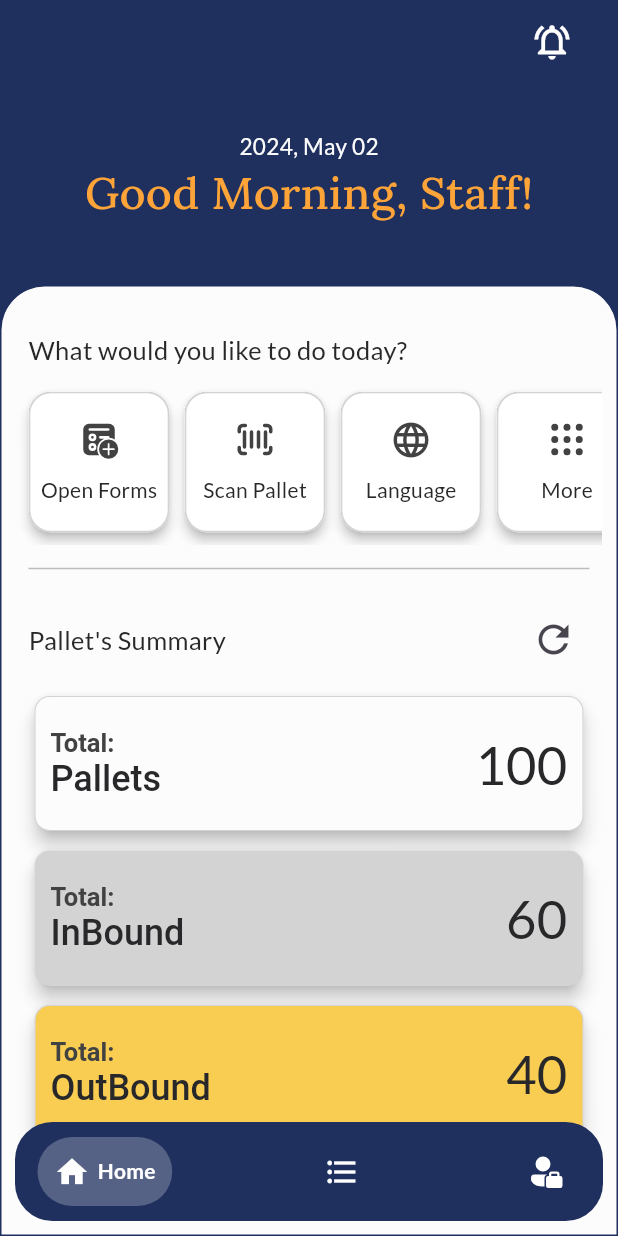
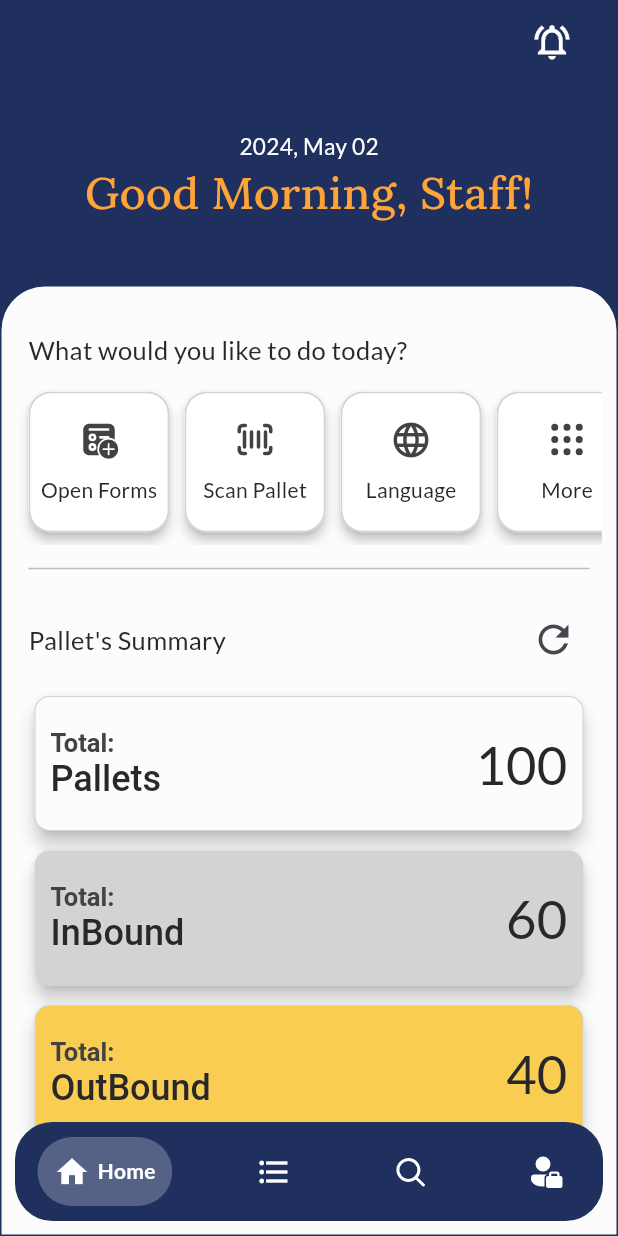
Before and after one commit to AfiqNSE/store_management_flutter_app, a Flutter app: the screen it shows after launch, on a phone screen of 412 x 824 dp. Run offline on Flutter 3.47's test engine with Material 3 defaults, Android fonts, the phone set to English and light mode, and no system bars; drawn by our look-alikes of google_nav_bar; our stand-ins replace dropdown_button2, firebase_core, fluentui_system_icons, flutter_secure_storage, google_fonts; missing offline and left inert: flutter_barcode_scanner, syncfusion_flutter_signaturepad; accounts and stored records are empty; project files that could hold a hidden picture were left out.

Commit message:
Update navigation tab

```diff
--- a/lib/view/navigation/navigation_view.dart
+++ b/lib/view/navigation/navigation_view.dart
@@ -4,6 +4,7 @@ import 'package:google_nav_bar/google_nav_bar.dart';
 import 'package:store_management_system/view/pallet/pallet_view.dart';
 import 'package:store_management_system/view/account/account_view.dart';
 import 'package:store_management_system/view/home/home_view.dart';
+import 'package:store_management_system/view/search_history/search_history_view.dart';
 
 class NavigationTabView extends StatefulWidget {
   const NavigationTabView({super.key});
@@ -20,7 +21,7 @@ class _NavigationTabViewState extends State<NavigationTabView>
   @override
   void initState() {
     super.initState();
-    _tabController = TabController(length: 3, vsync: this, initialIndex: 0);
+    _tabController = TabController(length: 4, vsync: this, initialIndex: 0);
     _tabController.addListener(_handleTabSelection);
   }
 
@@ -42,10 +43,12 @@ class _NavigationTabViewState extends State<NavigationTabView>
       backgroundColor: const Color.fromRGBO(245, 254, 253, 1),
       extendBody: true,
       body: TabBarView(
+        physics: const NeverScrollableScrollPhysics(),
         controller: _tabController,
         children: const <Widget>[
           HomeView(),
-          SearchPalletView(),
+          PalletView(),
+          PalletHistoryView(),
           AccountView(),
         ],
       ),
@@ -86,10 +89,17 @@ class _NavigationTabViewState extends State<NavigationTabView>
                   },
                 ),
                 GButton(
+                  icon: FluentIcons.search_24_filled,
+                  text: 'Search',
+                  onPressed: () {
+                    _tabController.animateTo(2);
+                  },
+                ),
+                GButton(
                   icon: FluentIcons.person_accounts_24_filled,
                   text: 'Account',
                   onPressed: () {
-                    _tabController.animateTo(2);
+                    _tabController.animateTo(3);
                   },
                 ),
               ],
```
